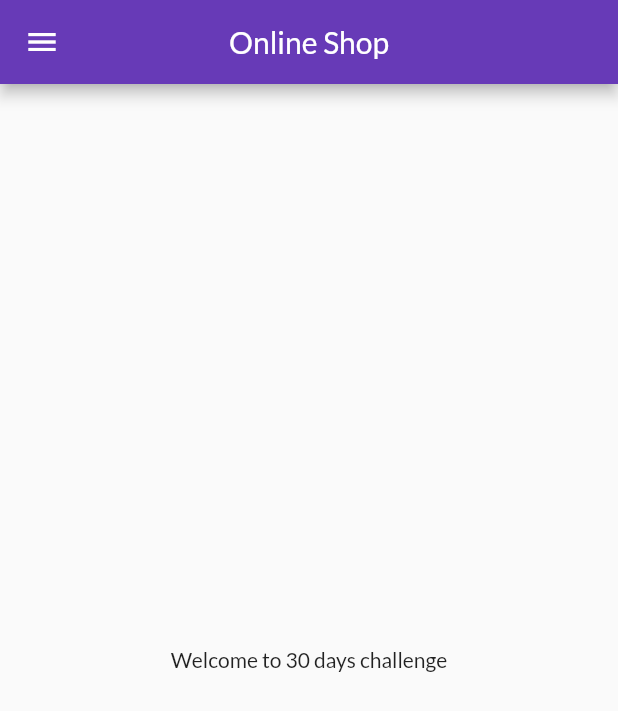
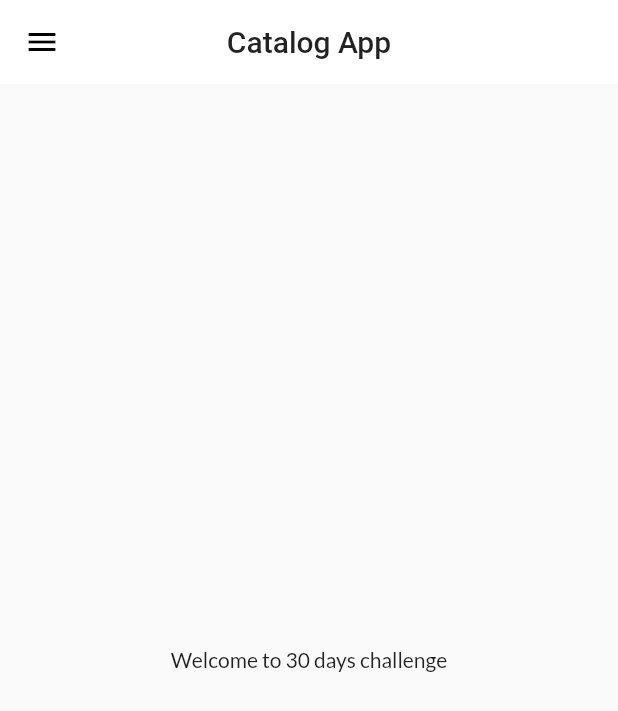
Before and after one commit to alokhegde2/flutter_apps, a Flutter app: the HomePage screen opened by its route, on a phone screen of 412 x 824 dp. Shown: the top 711 px of the screen. Run offline on Flutter 3.47's test engine with Material 2 defaults, Android fonts, the light colour scheme and no system bars; our stand-ins replace google_fonts.

Commit message:
day9 completed

```diff
--- a/lib/pages/home_page.dart
+++ b/lib/pages/home_page.dart
@@ -8,7 +8,7 @@ class HomePage extends StatelessWidget {
     return Center(
       child: Scaffold(
         appBar: AppBar(
-          title: Text("Online Shop",style: TextStyle(color:Colors.white),),
+          title: Text("Catalog App"),
           centerTitle: true,
         ),
         body: Center(
--- /dev/null
+++ b/lib/widgets/themes.dart
@@ -0,0 +1,20 @@
+import 'package:flutter/material.dart';
+import 'package:google_fonts/google_fonts.dart';
+
+class MyTheme{
+  static ThemeData lightTheme(BuildContext context) => ThemeData(
+        appBarTheme: AppBarTheme(
+          color: Colors.white,
+          elevation: 0.0,
+          iconTheme: IconThemeData(color: Colors.black),
+          textTheme: Theme.of(context).textTheme
+        ),
+        primarySwatch: Colors.deepPurple,
+        fontFamily: GoogleFonts.lato().fontFamily,
+        primaryTextTheme: GoogleFonts.latoTextTheme(),
+      );
+
+  static ThemeData darkTheme(BuildContext context) =>ThemeData(
+        brightness: Brightness.dark,
+      );
+}
```
Also changed, not shown: lib/main.dart (+3 -8 lines), lib/models/catalog.dart (added, +21 -0 lines).
